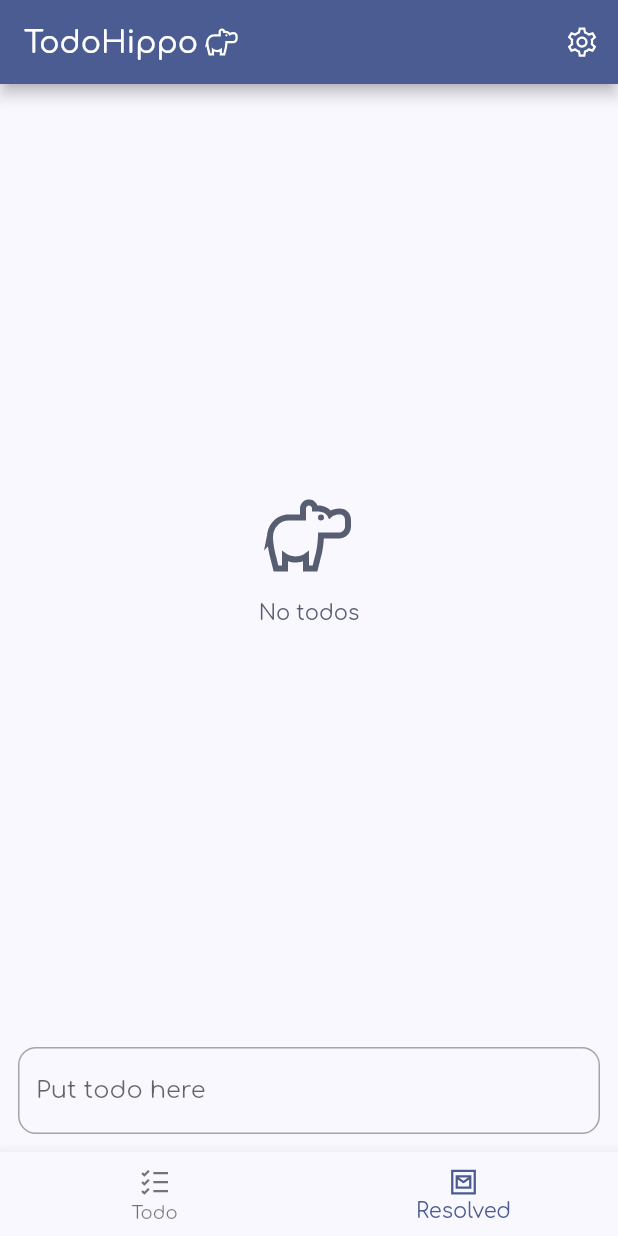
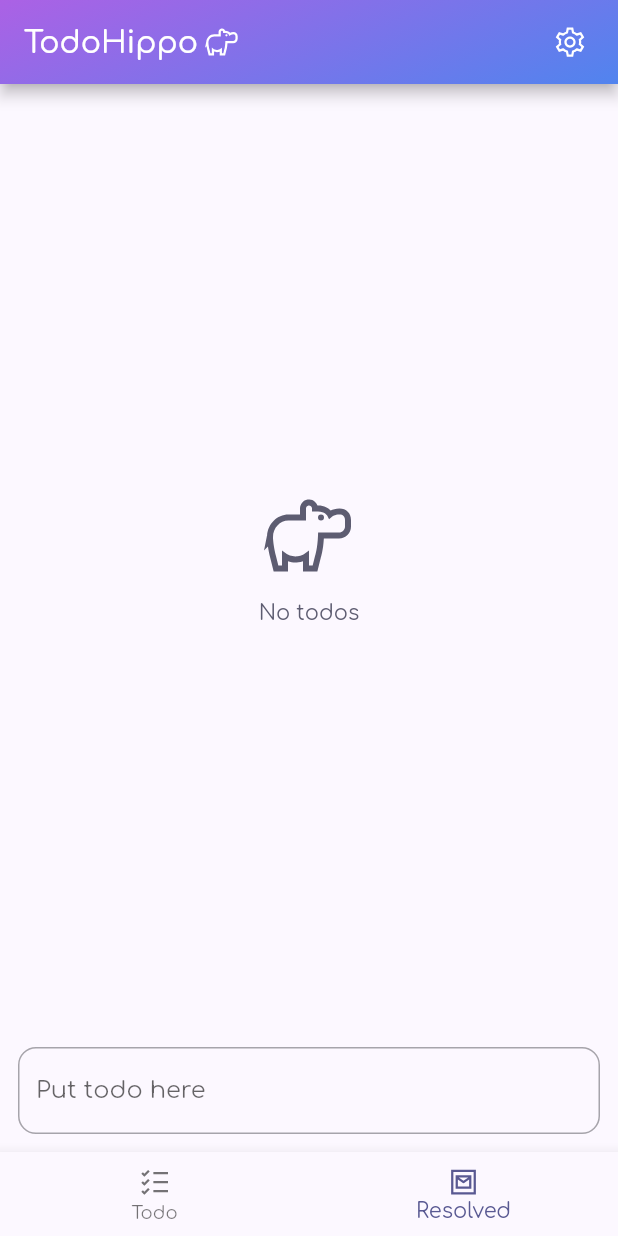
Before and after one commit to amka/flutter-todoapp, a Flutter app: the screen it shows after launch, item 2 of the bottom bar chosen, on a phone screen of 412 x 824 dp. Run offline on Flutter 3.47's test engine with Material 2 defaults, Android fonts, the phone set to English and light mode, and no system bars; our stand-ins replace beamer, get, google_fonts, isar, jiffy, line_icons; accounts and stored records are empty; generated files the repository leaves out were written again.

Commit message:
Update colors

```diff
--- a/lib/main.dart
+++ b/lib/main.dart
@@ -26,10 +26,11 @@ class TodoApp extends StatelessWidget {
       title: 'TodoHippo',
       theme: ThemeData(
         // useMaterial3: true,
-        colorSchemeSeed: Color(0xff1e63ec),
+        colorSchemeSeed: const Color(0xff9d9df8), // Color(0xFFEC511E),
         textTheme: GoogleFonts.comfortaaTextTheme(),
         appBarTheme: AppBarTheme.of(context).copyWith(
           toolbarTextStyle: GoogleFonts.berkshireSwash(),
+          elevation: 4,
         ),
       ),
       debugShowCheckedModeBanner: false,
--- a/lib/src/components/todo_list.dart
+++ b/lib/src/components/todo_list.dart
@@ -72,7 +72,7 @@ class _TodoListState extends State<TodoList> {
                           var messenger = ScaffoldMessenger.of(context);
                           messenger.clearSnackBars();
                           messenger.showSnackBar(
-                            SnackBar(content: Text('${item.title} dismissed')),
+                            SnackBar(content: Text('${item.title} deleted.')),
                           );
                         }
                       }
--- a/lib/src/pages/home_page.dart
+++ b/lib/src/pages/home_page.dart
@@ -27,17 +27,32 @@ class _HomePageState extends State<HomePage> {
       appBar: AppBar(
         title: Row(
           children: [
-            const Text('TodoHippo'),
+            const Text(
+              'TodoHippo',
+              style: TextStyle(color: Colors.white),
+            ),
             const SizedBox(width: 4),
-            LineIcon.hippo(),
+            LineIcon.hippo(color: Colors.white),
           ],
         ),
         actions: [
           IconButton(
             onPressed: () => context.beamToNamed('/settings'),
             icon: LineIcon.cog(),
-          )
+          ),
+          SizedBox(width: 8),
         ],
+        flexibleSpace: Container(
+          decoration: const BoxDecoration(
+            gradient: LinearGradient(
+              colors: [
+                Color.fromARGB(255, 219, 79, 224),
+                Colors.blue,
+              ],
+              transform: GradientRotation(1.2),
+            ),
+          ),
+        ),
       ),
       bottomNavigationBar: BottomNavigationBar(
         currentIndex: currentIndex,
```
